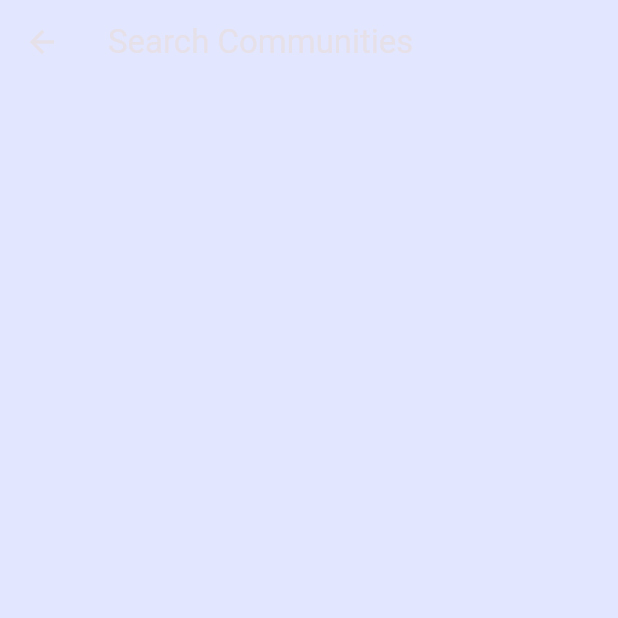
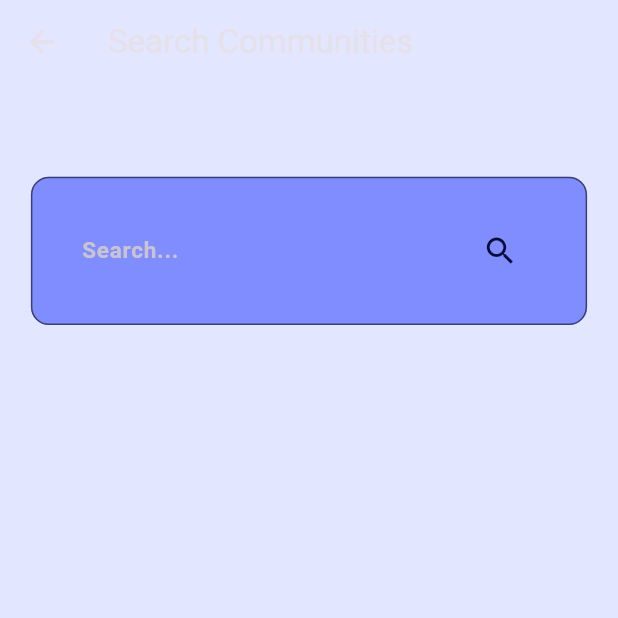
Before and after one commit to skillsetdev/cogniquiz_app, a Flutter app: the CommunitySearchPage screen opened directly, on a phone screen of 412 x 824 dp, the top half of it. Run offline on Flutter 3.47's test engine with Material 3 defaults, Android fonts, the phone set to English and light mode, and no system bars; our stand-ins replace appinio_swiper, carousel_slider, cloud_firestore, firebase_auth, firebase_core, flip_card and 3 more; accounts and stored records are empty.

Commit message:
Search Functionality Added

```diff
--- a/lib/pages/community_search_page.dart
+++ b/lib/pages/community_search_page.dart
@@ -3,6 +3,7 @@ import 'package:flutter/material.dart';
 import 'package:cloud_firestore/cloud_firestore.dart';
 import 'package:provider/provider.dart';
 
+//search results: your universitys communities; global communities
 class CommunitySearchPage extends StatefulWidget {
   const CommunitySearchPage({super.key});
 
@@ -14,6 +15,38 @@ class _CommunitySearchPageState extends State<CommunitySearchPage> with SingleTi
   late AppData appData;
   bool isDarkMode(BuildContext context) {
     return MediaQuery.of(context).platformBrightness == Brightness.dark;
+  }
+
+  TextEditingController searchController = TextEditingController();
+  Stream<QuerySnapshot<Map<String, dynamic>>>? searchResults;
+
+  @override
+  void initState() {
+    super.initState();
+    searchController.addListener(searchCommunities);
+    setState(() {
+      searchResults = FirebaseFirestore.instance.collection('communities').snapshots();
+    });
+  }
+
+  @override
+  void dispose() {
+    searchController.removeListener(searchCommunities);
+    searchController.dispose();
+    super.dispose();
+  }
+
+  void searchCommunities() {
+    if (searchController.text.isEmpty) {
+      setState(() {
+        searchResults = FirebaseFirestore.instance.collection('communities').snapshots();
+      });
+    } else {
+      List<String> searchControllerTexts = searchController.text.toLowerCase().split(' ');
+      setState(() {
+        searchResults = FirebaseFirestore.instance.collection('communities').where('searchTags', arrayContainsAny: searchControllerTexts).snapshots();
+      });
+    }
   }
 
   @override
@@ -34,15 +67,52 @@ class _CommunitySearchPageState extends State<CommunitySearchPage> with SingleTi
                 width: screenWidth,
                 child: Column(
                   children: [
+                    SizedBox(height: screenHeight * 0.05),
                     Container(
-                      height: screenHeight * 0.8,
+                      margin: EdgeInsets.fromLTRB(screenWidth * 0.05, screenHeight * 0.025, screenWidth * 0.05, 0),
+                      height: screenHeight * 0.12,
+                      decoration: BoxDecoration(
+                          border: Border.all(color: isDarkMode(context) ? Colors.white24 : Colors.black54, width: 1),
+                          color: !isDarkMode(context) ? Color.fromARGB(255, 128, 141, 254) : Color.fromARGB(177, 72, 80, 197),
+                          borderRadius: BorderRadius.circular(12)),
+                      child: Column(mainAxisAlignment: MainAxisAlignment.center, children: [
+                        Row(
+                          children: [
+                            SizedBox(width: screenWidth * 0.08),
+                            Expanded(
+                              child: TextField(
+                                controller: searchController,
+                                decoration: InputDecoration(
+                                  hintText: "Search...",
+                                  hintStyle: TextStyle(
+                                    fontSize: 15,
+                                    fontWeight: FontWeight.w600,
+                                  ),
+                                  border: InputBorder.none,
+                                ),
+                                onChanged: (query) {},
+                              ),
+                            ),
+                            IconButton(
+                              onPressed: () {},
+                              icon: Icon(Icons.search,
+                                  color: !isDarkMode(context) ? const Color.fromARGB(255, 7, 12, 59) : Color.fromARGB(255, 227, 230, 255)),
+                            ),
+                            SizedBox(width: screenWidth * 0.08),
+                          ],
+                        )
+                      ]),
+                    ),
+                    SizedBox(height: screenHeight * 0.05),
+                    Container(
                       child: StreamBuilder(
-                          stream: FirebaseFirestore.instance.collection('communities').snapshots(),
+                          stream: searchResults,
                           builder: (context, snapshot) {
                             if (!snapshot.hasData) {
                               return Center(child: CircularProgressIndicator());
                             }
                             return ListView.builder(
+                                shrinkWrap: true,
                                 physics: NeverScrollableScrollPhysics(),
                                 itemCount: snapshot.data?.docs.length,
                                 itemBuilder: (context, index) {
@@ -93,6 +163,7 @@ class _CommunitySearchPageState extends State<CommunitySearchPage> with SingleTi
                                 });
                           }),
                     ),
+                    SizedBox(height: screenHeight * 0.05),
                   ],
                 ),
               ),
--- a/lib/pages/nav_page.dart
+++ b/lib/pages/nav_page.dart
@@ -3,7 +3,7 @@ import 'dart:ui';
 import 'package:flashcards/pages/calendar_page.dart';
 import 'package:flashcards/pages/folder_page.dart';
 import 'package:flashcards/pages/home_page.dart';
-import 'package:flashcards/pages/community_page.dart';
+import 'package:flashcards/pages/social_page.dart';
 import 'package:flutter/material.dart';
 import 'package:google_nav_bar/google_nav_bar.dart';
 
@@ -23,7 +23,7 @@ class _NavPageState extends State<NavPage> {
   final List<Widget> _pages = [
     const HomePage(),
     const CardReview(),
-    const CommunityPage(),
+    const SocialPage(),
     const CalendarPage(),
   ];
   @override
```
Also changed, not shown: lib/app_data.dart (+15 -8 lines), lib/pages/social_page.dart (renamed from lib/pages/community_page.dart, +7 -4 lines).
